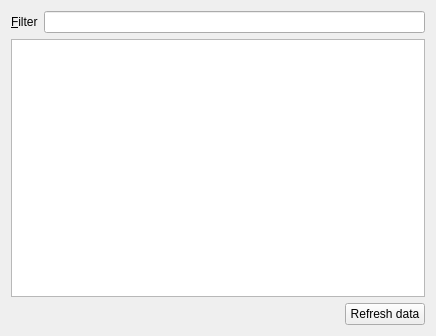
The window that atef/ui/ophyd_device_tree_widget.ui (pcdshub/atef) describes before a commit, drawn with Qt 5.
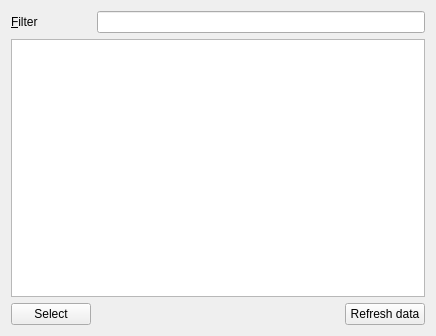
The same window after the commit. Custom widgets are drawn as their Qt base class.

Commit message: ENH: add 'select' button for attributes

```diff
--- a/atef/ui/ophyd_device_tree_widget.ui
+++ b/atef/ui/ophyd_device_tree_widget.ui
@@ -73,6 +73,13 @@
      </property>
     </widget>
    </item>
+   <item row="2" column="0">
+    <widget class="QPushButton" name="button_select_attrs">
+     <property name="text">
+      <string>Select</string>
+     </property>
+    </widget>
+   </item>
   </layout>
  </widget>
  <customwidgets>
```
The commit also changes 1 other file.
